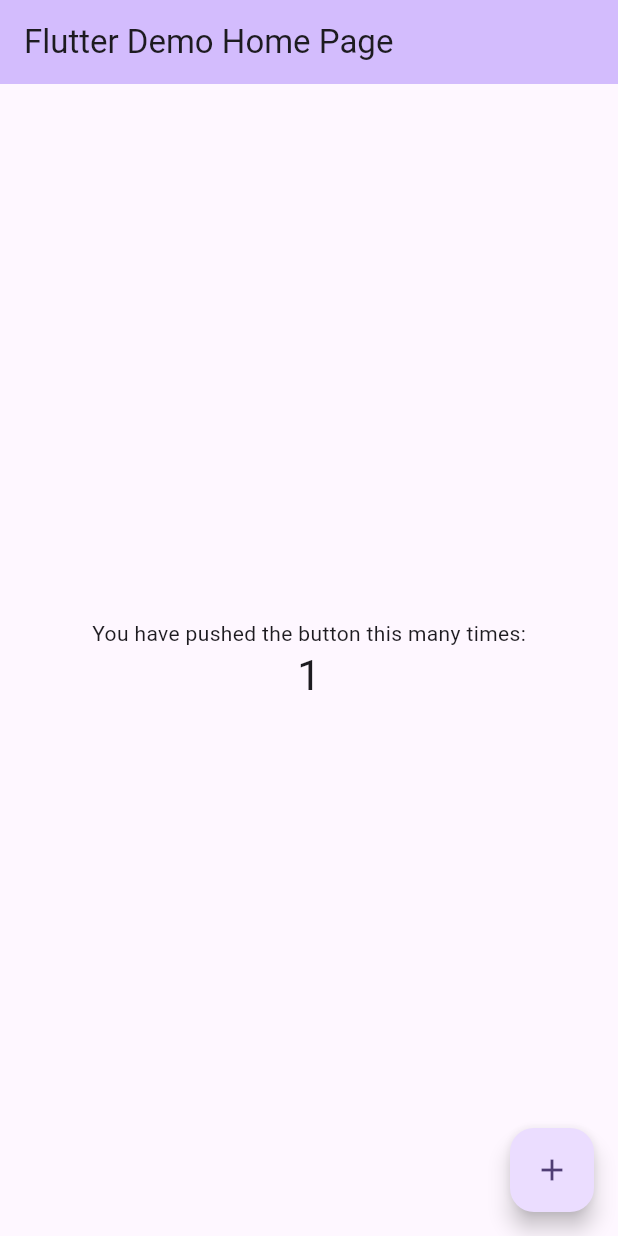
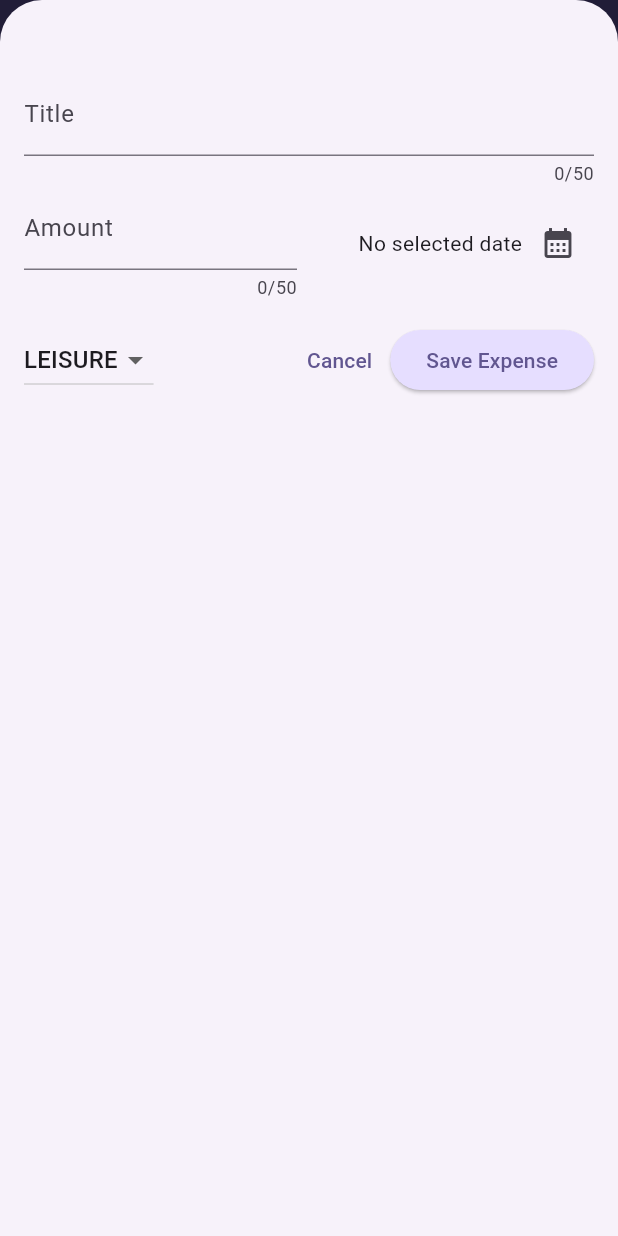
Before and after one commit to odinnbrekiarnason/Expense_tracker, a Flutter app: the screen it shows after launch, after a tap on the "add" icon, on a phone screen of 412 x 824 dp. Run offline on Flutter 3.47's test engine with Material 3 defaults, Android fonts, the phone set to English and light mode, and no system bars.

Commit message:
almost done

```diff
--- a/lib/main.dart
+++ b/lib/main.dart
@@ -1,122 +1,53 @@
 import 'package:flutter/material.dart';
+import 'package:expense_tracker/widgets/expenses.dart';
+
+var kColorScheme = ColorScheme.fromSeed(
+  seedColor: const Color.fromARGB(255, 89, 0, 255),
+);
+
+var kDarkColorScheme = ColorScheme.fromSeed(
+  brightness: Brightness.dark,
+  seedColor: const Color.fromARGB(255, 5, 99, 125),
+);
 
 void main() {
-  runApp(const MyApp());
-}
-
-class MyApp extends StatelessWidget {
-  const MyApp({super.key});
-
-  // This widget is the root of your application.
-  @override
-  Widget build(BuildContext context) {
-    return MaterialApp(
-      title: 'Flutter Demo',
-      theme: ThemeData(
-        // This is the theme of your application.
-        //
-        // TRY THIS: Try running your application with "flutter run". You'll see
-        // the application has a purple toolbar. Then, without quitting the app,
-        // try changing the seedColor in the colorScheme below to Colors.green
-        // and then invoke "hot reload" (save your changes or press the "hot
-        // reload" button in a Flutter-supported IDE, or press "r" if you used
-        // the command line to start the app).
-        //
-        // Notice that the counter didn't reset back to zero; the application
-        // state is not lost during the reload. To reset the state, use hot
-        // restart instead.
-        //
-        // This works for code too, not just values: Most code changes can be
-        // tested with just a hot reload.
-        colorScheme: ColorScheme.fromSeed(seedColor: Colors.deepPurple),
-      ),
-      home: const MyHomePage(title: 'Flutter Demo Home Page'),
-    );
-  }
-}
-
-class MyHomePage extends StatefulWidget {
-  const MyHomePage({super.key, required this.title});
-
-  // This widget is the home page of your application. It is stateful, meaning
-  // that it has a State object (defined below) that contains fields that affect
-  // how it looks.
-
-  // This class is the configuration for the state. It holds the values (in this
-  // case the title) provided by the parent (in this case the App widget) and
-  // used by the build method of the State. Fields in a Widget subclass are
-  // always marked "final".
-
-  final String title;
-
-  @override
-  State<MyHomePage> createState() => _MyHomePageState();
-}
-
-class _MyHomePageState extends State<MyHomePage> {
-  int _counter = 0;
-
-  void _incrementCounter() {
-    setState(() {
-      // This call to setState tells the Flutter framework that something has
-      // changed in this State, which causes it to rerun the build method below
-      // so that the display can reflect the updated values. If we changed
-      // _counter without calling setState(), then the build method would not be
-      // called again, and so nothing would appear to happen.
-      _counter++;
-    });
-  }
-
-  @override
-  Widget build(BuildContext context) {
-    // This method is rerun every time setState is called, for instance as done
-    // by the _incrementCounter method above.
-    //
-    // The Flutter framework has been optimized to make rerunning build methods
-    // fast, so that you can just rebuild anything that needs updating rather
-    // than having to individually change instances of widgets.
-    return Scaffold(
-      appBar: AppBar(
-        // TRY THIS: Try changing the color here to a specific color (to
-        // Colors.amber, perhaps?) and trigger a hot reload to see the AppBar
-        // change color while the other colors stay the same.
-        backgroundColor: Theme.of(context).colorScheme.inversePrimary,
-        // Here we take the value from the MyHomePage object that was created by
-        // the App.build method, and use it to set our appbar title.
-        title: Text(widget.title),
-      ),
-      body: Center(
-        // Center is a layout widget. It takes a single child and positions it
-        // in the middle of the parent.
-        child: Column(
-          // Column is also a layout widget. It takes a list of children and
-          // arranges them vertically. By default, it sizes itself to fit its
-          // children horizontally, and tries to be as tall as its parent.
-          //
-          // Column has various properties to control how it sizes itself and
-          // how it positions its children. Here we use mainAxisAlignment to
-          // center the children vertically; the main axis here is the vertical
-          // axis because Columns are vertical (the cross axis would be
-          // horizontal).
-          //
-          // TRY THIS: Invoke "debug painting" (choose the "Toggle Debug Paint"
-          // action in the IDE, or press "p" in the console), to see the
-          // wireframe for each widget.
-          mainAxisAlignment: MainAxisAlignment.center,
-          children: <Widget>[
-            const Text('You have pushed the button this many times:'),
-            Text(
-              '$_counter',
-              style: Theme.of(context).textTheme.headlineMedium,
-            ),
-          ],
+  runApp(
+     MaterialApp(
+      darkTheme: ThemeData.dark().copyWith(
+        colorScheme: kDarkColorScheme,
+        cardTheme: const CardTheme().copyWith(
+          color: kDarkColorScheme.secondaryContainer,
+          margin: const EdgeInsets.symmetric(horizontal: 16, vertical: 8),
+         ),
+         elevatedButtonTheme: ElevatedButtonThemeData(style:  ElevatedButton.styleFrom(
+          backgroundColor: kDarkColorScheme.primaryContainer,
+          foregroundColor: kDarkColorScheme.onPrimaryContainer,
+         ),
         ),
       ),
-      floatingActionButton: FloatingActionButton(
-        onPressed: _incrementCounter,
-        tooltip: 'Increment',
-        child: const Icon(Icons.add),
-      ), // This trailing comma makes auto-formatting nicer for build methods.
-    );
-  }
+      theme: ThemeData().copyWith(
+         colorScheme: kColorScheme,
+         appBarTheme: AppBarTheme().copyWith(
+          backgroundColor: kColorScheme.onPrimaryContainer,
+          foregroundColor: kColorScheme.primaryContainer,
+         ),
+         cardTheme: const CardTheme().copyWith(
+          color: kColorScheme.secondaryContainer,
+          margin: const EdgeInsets.symmetric(horizontal: 16, vertical: 8),
+         ),
+         elevatedButtonTheme: ElevatedButtonThemeData(style:  ElevatedButton.styleFrom(
+          backgroundColor: kColorScheme.primaryContainer,
+         ),
+        ),
+        textTheme: ThemeData().textTheme.copyWith(
+          titleLarge: TextStyle(
+            fontWeight: FontWeight.bold,
+            color: kColorScheme.onSecondaryContainer,
+            fontSize: 16,
+          ),
+        ),
+      ),
+      home: const Expenses(),
+    ),
+  );
 }
--- /dev/null
+++ b/lib/models/expense.dart
@@ -0,0 +1,59 @@
+import 'package:flutter/material.dart';
+import 'package:uuid/uuid.dart';
+import "package:intl/intl.dart";
+
+const uuid = Uuid();
+
+final formatter = DateFormat.yMd();
+
+enum Category {
+  food,
+  travel,
+  leisure,
+  work,
+}
+
+const categoryIcons = {
+  Category.food: Icons.lunch_dining,
+  Category.travel: Icons.flight_takeoff,
+  Category.leisure: Icons.movie,
+  Category.work: Icons.work,
+};
+
+class Expense {
+  Expense({
+    required this.title,
+    required this.amount,
+    required this.date,
+    required this.category,
+  }) : id = uuid.v4();
+
+  final String id;
+  final String title;
+  final double amount;
+  final DateTime date;
+  final Category category;
+
+  get formattedDate {
+    return formatter.format(date);
+  }
+
+}
+
+class ExpenseBucket {
+  const ExpenseBucket({
+    required this.expenses,
+    required this.category,
+  });
+
+  final List<Expense> expenses;
+  final Category category;
+
+  double get totalExpenses {
+    double total = 0;
+    for (final expense in expenses) {
+      total += expense.amount;
+    }
+    return total;
+  }
+}
--- /dev/null
+++ b/lib/widgets/expenses.dart
@@ -0,0 +1,95 @@
+import 'package:expense_tracker/widgets/expenses_list/expenses_list.dart';
+import 'package:expense_tracker/widgets/new_expense.dart';
+import 'package:flutter/material.dart';
+import '../models/expense.dart';
+
+
+class Expenses extends StatefulWidget {
+  const Expenses({super.key});
+
+  @override
+  State<Expenses> createState() => _ExpensesState();
+}
+
+class _ExpensesState extends State<Expenses> {
+  final List<Expense> _registeredExpenses = [
+    Expense(
+      title: "Flutter Course",
+      amount: 19.99,
+      date: DateTime.now(),
+       category: Category.work
+       ),
+    Expense(
+      title: "Cinema",
+      amount: 15.69, date: DateTime.now(),
+       category: Category.leisure
+     ),
+  ];
+
+  void _openAddExpenseOverlay(){
+    showModalBottomSheet(
+      isScrollControlled: true,
+      context: context,
+      builder: (ctx) => NewExpense(onAddExpense: _addExpense),
+    );
+  }
+
+  void _addExpense(Expense expense) {
+    setState(() {
+      _registeredExpenses.add(expense);
+    });
+  }
+
+  void _removeExpense(Expense expense) {
+    final expenseIndex = _registeredExpenses.indexOf(expense);
+    setState(() {
+      _registeredExpenses.remove(expense);
+    });
+    ScaffoldMessenger.of(context).clearSnackBars();
+    ScaffoldMessenger.of(context).showSnackBar(
+      SnackBar(
+        content: const Text("Expense deleted"),
+        duration: const Duration(seconds: 3),
+        action: SnackBarAction(
+          label: "Undo",
+          onPressed: () {
+            setState(() {
+              _registeredExpenses.insert(expenseIndex, expense);
+            });
+          },
+        ),
+      ),
+    );
+  }
+
+  @override
+  Widget build(BuildContext context) {
+    Widget mainContent = const Center(
+      child: Text("No expenses found. Start adding some!"),
+    );
+
+    if(_registeredExpenses.isNotEmpty){
+      mainContent = ExpensesList(expenses: _registeredExpenses, onRemoveExpense: _removeExpense,);
+    }
+
+    return Scaffold(
+      appBar: AppBar(
+        centerTitle: true,
+        title: const Text("Flutter Expense Tracker"),
+        actions:[
+          IconButton(
+            onPressed: _openAddExpenseOverlay,
+            icon: const Icon(Icons.add),
+          ),
+        ]
+      ),
+        body: Column(
+          children: [
+            const Text("The chart"),
+            Expanded(child: mainContent
+          ),
+        ],
+      ),
+    );
+  }
+}
--- /dev/null
+++ b/lib/widgets/expenses_list/expense_item.dart
@@ -0,0 +1,42 @@
+import 'dart:math';
+
+import 'package:expense_tracker/models/expense.dart';
+import 'package:flutter/material.dart';
+
+class ExpenseItem extends StatelessWidget {
+  const ExpenseItem(this.expense, {super.key});
+
+  final Expense expense;
+
+  @override
+  Widget build(BuildContext context) {
+    return Card(
+      child: Padding(
+        padding: const EdgeInsets.symmetric(
+          horizontal: 20,
+          vertical: 16,
+        ),
+        child: Column(
+          crossAxisAlignment: CrossAxisAlignment.start,
+          children: [
+            Text(expense.title, style: Theme.of(context).textTheme.titleLarge,),
+            const SizedBox(height: 4,),
+            Row(
+              children: [
+                Text("\$${expense.amount.toStringAsFixed(2)}"),
+                const Spacer(),
+                Row(
+                  children: [
+                    Icon(
+                      categoryIcons[ expense.category],),
+                      const SizedBox(width: 8,),
+                      Text(expense.formattedDate),
+                  ],)
+              ],
+              ),
+          ],
+        ),
+      ),
+    );
+  }
+}
--- /dev/null
+++ b/lib/widgets/expenses_list/expenses_list.dart
@@ -0,0 +1,28 @@
+import 'package:expense_tracker/widgets/expenses_list/expense_item.dart';
+import 'package:flutter/material.dart';
+import '../../models/expense.dart';
+
+class ExpensesList extends StatelessWidget {
+  const ExpensesList({super.key, required this.expenses, required this.onRemoveExpense});
+
+  final List<Expense> expenses;
+  final void Function(Expense expense) onRemoveExpense;
+
+  @override
+  Widget build(BuildContext context) {
+    return ListView.builder(
+      itemCount: expenses.length,
+    itemBuilder: (ctx, index) => Dismissible(key: ValueKey(expenses[index]),
+     background: Container(color: Theme.of(context).colorScheme.error,
+     margin: EdgeInsets.symmetric(horizontal: Theme.of(context).cardTheme.margin!.horizontal),
+     ),
+    onDismissed: (direction) {
+      onRemoveExpense(expenses[index]);
+    },
+    child: ExpenseItem(
+      expenses[index]
+    ),
+    ),
+    );
+  }
+}
--- /dev/null
+++ b/lib/widgets/new_expense.dart
@@ -0,0 +1,160 @@
+import 'package:flutter/material.dart';
+import '../models/expense.dart';
+
+
+class NewExpense extends StatefulWidget {
+  const NewExpense({required this.onAddExpense, super.key});
+
+  final void Function(Expense expense) onAddExpense;
+
+  @override
+  State<NewExpense> createState() => _NewExpenseState();
+}
+
+class _NewExpenseState extends State<NewExpense> {
+  final _titleController = TextEditingController();
+  final _amountController = TextEditingController();
+  DateTime? _selectedDate;
+  Category _selectedCategory = Category.leisure;
+
+  void _presentDatePicker() async {
+    final now = DateTime.now();
+    final firstDate = DateTime(now.year - 1, now.month, now.month, now.day);
+    final pickedDate = await showDatePicker(
+      context: context,
+      initialDate: now,
+      firstDate: firstDate,
+      lastDate: now,
+    );
+    setState(() {
+      _selectedDate = pickedDate;
+    });
+  }
+
+  void _submitExpenseData() {
+    final enteredAmount = double.tryParse(_amountController.text);
+    final amountIsInvalid = enteredAmount == null || enteredAmount <= 0;
+    if (_titleController.text.trim().isEmpty || amountIsInvalid || _selectedDate == null) {
+      showDialog(
+        context: context,
+        builder:
+            (ctx) => AlertDialog(
+              title: const Text("Invalid input"),
+              content: const Text(
+                "Please make sure a valid title, amount, date and category was entered.",
+              ),
+              actions: [
+                TextButton(
+                  onPressed: () {
+                    Navigator.pop(ctx);
+                  },
+                  child: const Text("Okay"),
+                ),
+              ],
+            ),
+      );
+      return;
+    }
+    widget.onAddExpense(
+      Expense(
+        title: _titleController.text,
+        amount: enteredAmount,
+        date: _selectedDate!,
+        category: _selectedCategory,
+      ),
+    );
+    Navigator.pop(context);
+  }
+
+  @override
+  void dispose() {
+    _titleController.dispose();
+    _amountController.dispose();
+    super.dispose();
+  }
+
+  @override
+  Widget build(BuildContext context) {
+    return Padding(
+      padding: EdgeInsets.fromLTRB(16, 48, 16, 16),
+      child: Column(
+        children: [
+          TextField(
+            controller: _titleController,
+            maxLength: 50,
+            decoration: const InputDecoration(label: Text("Title")),
+          ),
+          Row(
+            children: [
+              Expanded(
+                child: TextField(
+                  controller: _amountController,
+                  maxLength: 50,
+                  keyboardType: TextInputType.number,
+                  decoration: const InputDecoration(
+                    prefixText: "\$ ",
+                    label: Text("Amount"),
+                  ),
+                ),
+              ),
+              const SizedBox(width: 16),
+              Expanded(
+                child: Row(
+                  mainAxisAlignment: MainAxisAlignment.end,
+                  crossAxisAlignment: CrossAxisAlignment.center,
+                  children: [
+                    Text(
+                      _selectedDate == null
+                          ? "No selected date"
+                          : formatter.format(_selectedDate!),
+                    ),
+                    IconButton(
+                      onPressed: _presentDatePicker,
+                      icon: const Icon(Icons.calendar_month),
+                    ),
+                  ],
+                ),
+              ),
+            ],
+          ),
+          const SizedBox(height: 16),
+          Row(
+            children: [
+              DropdownButton(
+                value: _selectedCategory,
+                items:
+                    Category.values
+                        .map(
+                          (category) => DropdownMenuItem(
+                            value: category,
+                            child: Text(category.name.toUpperCase()),
+                          ),
+                        )
+                        .toList(),
+                onChanged: (value) {
+                  if (value == null) {
+                    return;
+                  }
+                  setState(() {
+                    _selectedCategory = value;
+                  });
+                },
+              ),
+              const Spacer(),
+              TextButton(
+                onPressed: () {
+                  Navigator.pop(context);
+                },
+                child: const Text("Cancel"),
+              ),
+              ElevatedButton(
+                onPressed: _submitExpenseData,
+                child: const Text("Save Expense"),
+              ),
+            ],
+          ),
+        ],
+      ),
+    );
+  }
+}
--- a/pubspec.yaml
+++ b/pubspec.yaml
@@ -34,6 +34,8 @@ dependencies:
   # The following adds the Cupertino Icons font to your application.
   # Use with the CupertinoIcons class for iOS style icons.
   cupertino_icons: ^1.0.8
+  uuid: ^4.5.1
+  intl: ^0.20.2
 
 dev_dependencies:
   flutter_test:
```
Also changed, not shown: pubspec.lock.
